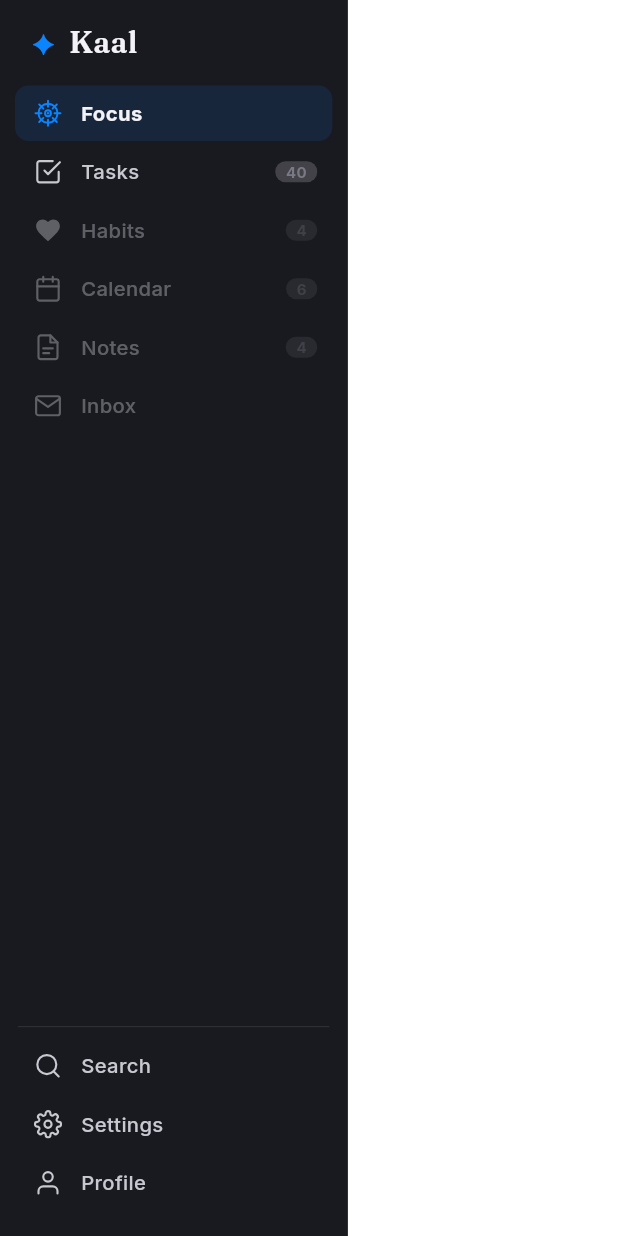
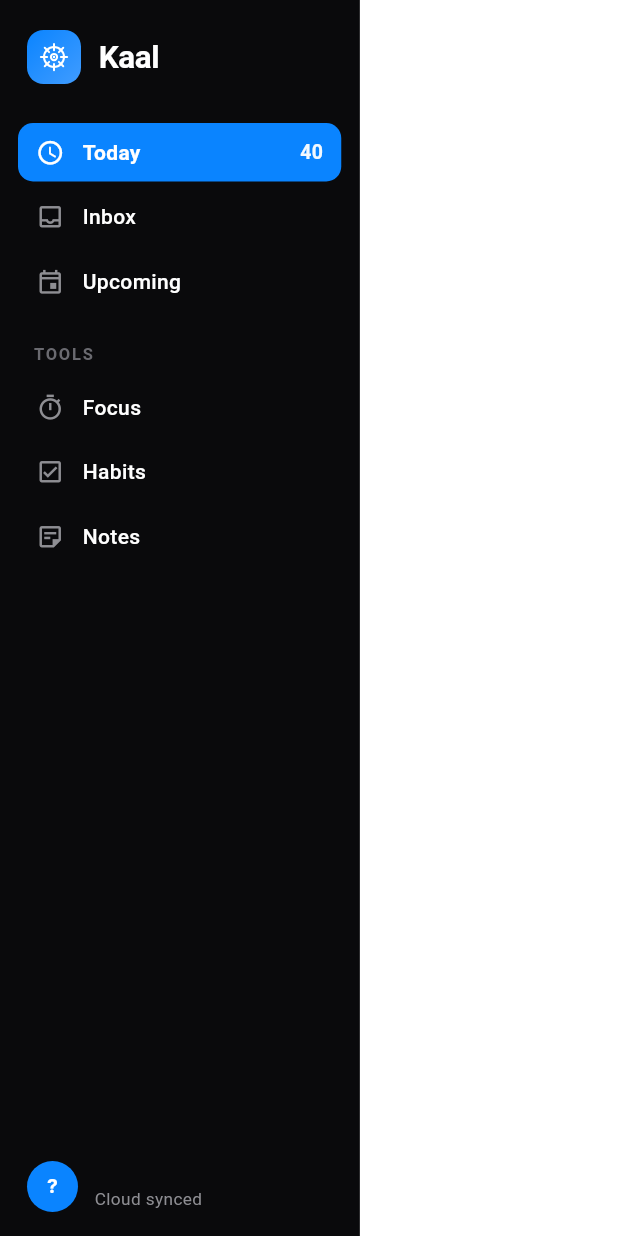
Before and after one commit to rjumbarthi/taskera_app_IOS, a Flutter app: the KaalSidebar widget shown alone on an empty page, opened directly with empty values, on a phone screen of 412 x 824 dp. Run offline on Flutter 3.47's test engine with Material 3 defaults, Android fonts, the phone set to English and light mode, and no system bars; our stand-ins replace drift, flutter_local_notifications, flutter_riverpod, flutter_secure_storage, flutter_svg, go_router and 4 more; missing offline and left inert: flutter_web_auth_2, googleapis, home_widget, window_manager; accounts and stored records are empty; generated files the repository leaves out were written again; network calls fail; statements that could not run were skipped.

Commit message:
sidebar: rebuild UI to match the reference design
Visual rework of the web/desktop KaalSidebar to the Apple-restrained
reference: brand (gradient tile + "Kaal"), Today / Inbox / Upcoming with live
counts, a TOOLS group (Focus / Habits / Notes), a blue filled selected pill,
and an account footer (avatar + name + sync status). Wired to the existing
routes via context.go — no routing/architecture changes; currentTab drives the
selected highlight. Theme-aware (dark-first to match the reference).

Verified with flutter build web.

Co-Authored-By: Claude Opus 4.8 (1M context) <noreply@anthropic.com>

```diff
--- a/lib/routing/app_router.dart
+++ b/lib/routing/app_router.dart
@@ -625,10 +625,7 @@ class _RouterShell extends ConsumerWidget {
           // height (otherwise the Today ListView has unbounded height).
           crossAxisAlignment: CrossAxisAlignment.stretch,
           children: [
-            KaalSidebar(
-              currentTab: tab,
-              onTabChanged: (t) => context.go(_NavShell._routeForTab(t)),
-            ),
+            KaalSidebar(currentTab: tab),
             Expanded(child: tab == KaalTab.focus ? shell : appShell()),
           ],
         ),
--- a/lib/widgets/kaal_bottom_nav.dart
+++ b/lib/widgets/kaal_bottom_nav.dart
@@ -2,14 +2,15 @@ import 'dart:ui' show ImageFilter;
 import 'package:flutter/material.dart';
 import 'package:flutter_riverpod/flutter_riverpod.dart';
 import 'package:flutter_svg/flutter_svg.dart';
-import '../data/providers/calendar_provider.dart';
-import '../data/providers/habits_provider.dart';
-import '../data/providers/notes_provider.dart';
+import 'package:go_router/go_router.dart';
+import '../data/providers/auth_provider.dart';
 import '../data/providers/tasks_provider.dart';
+import '../routing/routes.dart';
 import '../settings/kaal_settings.dart';
 import '../theme/kaal_colors.dart';
 import '../theme/kaal_motion.dart';
 import '../theme/kaal_theme.dart';
+import 'kaal_avatar.dart';
 
 enum KaalTab { focus, tasks, habits, calendar, aiInbox, notes, search, settings, profile }
 
@@ -273,117 +274,142 @@ class _NavItemState extends State<_NavItem> {
   }
 }
 
-// ── Desktop / web left sidebar ────────────────────────────────────────────────
-// Replaces the bottom nav on wide windows. Gives one-click access to every
-// section (incl. Settings/Profile that the bottom nav hides) and surfaces live
-// counts so info is visible without navigating in.
+
+// ── Desktop / web left sidebar (reference design) ─────────────────────────────
+// Visual match to the Apple-restrained reference: brand, Today/Inbox/Upcoming,
+// a TOOLS group, and an account footer. Wired to the existing routes (no
+// routing changes) — `currentTab` drives the selected highlight.
 
 class KaalSidebar extends ConsumerWidget {
   final KaalTab currentTab;
-  final ValueChanged<KaalTab>? onTabChanged;
-  const KaalSidebar({super.key, required this.currentTab, this.onTabChanged});
-
-  static const _main = [
-    KaalTab.focus, KaalTab.tasks, KaalTab.habits,
-    KaalTab.calendar, KaalTab.notes, KaalTab.aiInbox,
-  ];
-  static const _footer = [KaalTab.search, KaalTab.settings, KaalTab.profile];
-
-  static String _label(KaalTab t) => switch (t) {
-        KaalTab.focus    => 'Focus',
-        KaalTab.tasks    => 'Tasks',
-        KaalTab.habits   => 'Habits',
-        KaalTab.calendar => 'Calendar',
-        KaalTab.notes    => 'Notes',
-        KaalTab.aiInbox  => 'Inbox',
-        KaalTab.search   => 'Search',
-        KaalTab.settings => 'Settings',
-        KaalTab.profile  => 'Profile',
-      };
+  const KaalSidebar({super.key, required this.currentTab});
 
   @override
   Widget build(BuildContext context, WidgetRef ref) {
-    final colors   = KaalTheme.of(context).colors;
-    final isLight  = KaalTheme.of(context).mode == KaalThemeMode.light;
-    final settings = ref.watch(kaalSettingsProvider);
-    final topSafe  = MediaQuery.viewPaddingOf(context).top;
-    final botSafe  = MediaQuery.viewPaddingOf(context).bottom;
+    final dark = Theme.of(context).brightness != Brightness.light;
+    final panel     = dark ? const Color(0xFF0A0A0C) : const Color(0xFFF6F6F9);
+    final labelCol  = dark ? Colors.white : const Color(0xFF1A1A1A);
+    final secondary = dark ? const Color(0xFF8E8E93) : const Color(0xFF6B6B70);
+    final toolsCol  = dark ? const Color(0xFF6A6A70) : const Color(0xFF9A9AA0);
+    final borderCol = dark ? const Color(0xFF1C1C1E) : const Color(0xFFE2E2E7);
+    final hover     = dark ? const Color(0x14FFFFFF) : const Color(0x0A000000);
 
-    // Live counts so the nav itself carries info (reduces clicking in).
-    final tasks  = ref.watch(allTasksProvider).value ?? const [];
-    final habits = ref.watch(habitsProvider).value ?? const [];
-    final notes  = ref.watch(notesProvider).value ?? const [];
-    final events = ref.watch(calendarEventsProvider).value ?? const [];
-    final now = DateTime.now();
-    bool isToday(DateTime? d) =>
-        d == null || (d.year == now.year && d.month == now.month && d.day == now.day);
+    final topSafe = MediaQuery.viewPaddingOf(context).top;
+    final botSafe = MediaQuery.viewPaddingOf(context).bottom;
 
-    int? badge(KaalTab t) => switch (t) {
-          KaalTab.tasks    => tasks.where((x) => !x.isDone).length,
-          KaalTab.habits   => habits.length,
-          KaalTab.notes    => notes.length,
-          KaalTab.calendar => events.where((e) => isToday(e.eventDate)).length,
-          _ => null,
-        };
+    final tasks = ref.watch(allTasksProvider).value ?? const <dynamic>[];
+    final todayCount = tasks.where((t) => !t.isDone).length;
+    final inboxCount =
+        tasks.where((t) => !t.isDone && (t.quadrant < 1 || t.quadrant > 4)).length;
 
-    final panel = isLight ? const Color(0xF5F4F4F8) : const Color(0xF00B0B12);
+    final name = ref.watch(displayNameProvider) ?? 'You';
+    final synced = ref.watch(currentUserProvider) != null;
 
-    Widget item(KaalTab t) {
-      final n = badge(t);
-      return _SidebarItem(
-        tab: t,
-        label: _label(t),
-        badge: (n != null && n > 0) ? '$n' : null,
-        isActive: t == currentTab,
-        enabled: KaalBottomNav._enabled(settings, t),
-        colors: colors,
-        onTap: () {
-          if (KaalBottomNav._enabled(settings, t)) {
-            onTabChanged?.call(t);
-          } else {
-            ScaffoldMessenger.of(context).showSnackBar(SnackBar(
-              content: Text('${KaalBottomNav._tabName(t)} is locked. Enable it in '
-                  'Settings -> Tabs, or it unlocks automatically in a few days.'),
-              behavior: SnackBarBehavior.floating,
-            ));
-          }
-        },
+    Widget item({
+      required String label,
+      required IconData icon,
+      required String route,
+      bool active = false,
+      int? count,
+    }) =>
+        _SideNavItem(
+          label: label,
+          icon: icon,
+          active: active,
+          count: count,
+          labelCol: labelCol,
+          secondary: secondary,
+          hover: hover,
+          onTap: () => context.go(route),
         );
-    }
 
     return Container(
-      width: 232,
+      width: 240,
       decoration: BoxDecoration(
         color: panel,
-        border: Border(right: BorderSide(width: 0.5, color: colors.bdr)),
+        border: Border(right: BorderSide(width: 0.5, color: borderCol)),
       ),
       child: Column(
         crossAxisAlignment: CrossAxisAlignment.stretch,
         children: [
-          SizedBox(height: topSafe + 18),
+          SizedBox(height: topSafe + 20),
+          // Brand
           Padding(
-            padding: const EdgeInsets.fromLTRB(21, 0, 16, 0),
+            padding: const EdgeInsets.fromLTRB(18, 0, 16, 0),
             child: Row(children: [
-              const Text('✦', style: TextStyle(fontSize: 18, color: KaalColors.acc, height: 1)),
-              const SizedBox(width: 9),
+              Container(
+                width: 36,
+                height: 36,
+                decoration: BoxDecoration(
+                  gradient: const LinearGradient(
+                    begin: Alignment.topLeft,
+                    end: Alignment.bottomRight,
+                    colors: [Color(0xFF0A84FF), Color(0xFF409CFF)],
+                  ),
+                  borderRadius: BorderRadius.circular(11),
+                ),
+                alignment: Alignment.center,
+                child: SvgPicture.asset('assets/icons/focus_nav.svg',
+                    width: 20, height: 20,
+                    colorFilter: const ColorFilter.mode(Colors.white, BlendMode.srcIn)),
+              ),
+              const SizedBox(width: 12),
               Text('Kaal',
                   style: TextStyle(
-                      fontFamily: 'Fraunces',
-                      fontVariations: const [FontVariation('wght', 600)],
-                      fontSize: 20,
-                      color: colors.ink,
-                      height: 1)),
+                      fontSize: 21, fontWeight: FontWeight.w700, letterSpacing: -0.3, color: labelCol, height: 1)),
             ]),
           ),
-          const SizedBox(height: 18),
-          for (final t in _main) item(t),
+          const SizedBox(height: 24),
+          item(label: 'Today', icon: Icons.access_time_rounded, route: KaalRoutes.focus,
+              active: currentTab == KaalTab.focus, count: todayCount > 0 ? todayCount : null),
+          item(label: 'Inbox', icon: Icons.inbox_outlined, route: KaalRoutes.inbox,
+              active: currentTab == KaalTab.aiInbox, count: inboxCount > 0 ? inboxCount : null),
+          item(label: 'Upcoming', icon: Icons.event_outlined, route: KaalRoutes.tasks,
+              active: currentTab == KaalTab.tasks),
+          const SizedBox(height: 22),
+          Padding(
+            padding: const EdgeInsets.fromLTRB(22, 0, 16, 8),
+            child: Text('TOOLS',
+                style: TextStyle(
+                    fontSize: 11, fontWeight: FontWeight.w600, letterSpacing: 1.2, color: toolsCol, height: 1)),
+          ),
+          item(label: 'Focus', icon: Icons.timer_outlined, route: KaalRoutes.tasksPomodoro),
+          item(label: 'Habits', icon: Icons.check_box_outlined, route: KaalRoutes.habits,
+              active: currentTab == KaalTab.habits),
+          item(label: 'Notes', icon: Icons.sticky_note_2_outlined, route: KaalRoutes.notes,
+              active: currentTab == KaalTab.notes),
           const Spacer(),
-          Padding(
-            padding: const EdgeInsets.symmetric(horizontal: 12),
-            child: Divider(height: 1, thickness: 0.5, color: colors.bdr),
+          // Account footer
+          MouseRegion(
+            cursor: SystemMouseCursors.click,
+            child: GestureDetector(
+              onTap: () => context.go(KaalRoutes.profile),
+              behavior: HitTestBehavior.opaque,
+              child: Padding(
+                padding: const EdgeInsets.fromLTRB(18, 12, 16, 0),
+                child: Row(children: [
+                  const KaalAvatar(size: 34),
+                  const SizedBox(width: 11),
+                  Expanded(
+                    child: Column(
+                      mainAxisSize: MainAxisSize.min,
+                      crossAxisAlignment: CrossAxisAlignment.start,
+                      children: [
+                        Text(name,
+                            maxLines: 1,
+                            overflow: TextOverflow.ellipsis,
+                            style: TextStyle(fontSize: 14, fontWeight: FontWeight.w600, color: labelCol, height: 1.2)),
+                        Text(synced ? 'Cloud synced' : 'Local storage',
+                            maxLines: 1,
+                            overflow: TextOverflow.ellipsis,
+                            style: TextStyle(fontSize: 11.5, color: secondary, height: 1.2)),
+                      ],
                     ),
-          const SizedBox(height: 6),
-          for (final t in _footer) item(t),
+                  ),
+                ]),
+              ),
+            ),
+          ),
           SizedBox(height: 16 + botSafe),
         ],
       ),
@@ -391,56 +417,36 @@ class KaalSidebar extends ConsumerWidget {
   }
 }
 
-class _SidebarItem extends StatefulWidget {
-  final KaalTab tab;
+class _SideNavItem extends StatefulWidget {
   final String label;
-  final String? badge;
-  final bool isActive;
-  final bool enabled;
-  final KaalColors colors;
+  final IconData icon;
+  final bool active;
+  final int? count;
+  final Color labelCol, secondary, hover;
   final VoidCallback onTap;
-  const _SidebarItem({
-    required this.tab,
+  const _SideNavItem({
     required this.label,
-    required this.badge,
-    required this.isActive,
-    required this.enabled,
-    required this.colors,
+    required this.icon,
+    required this.active,
+    required this.count,
+    required this.labelCol,
+    required this.secondary,
+    required this.hover,
     required this.onTap,
   });
 
   @override
-  State<_SidebarItem> createState() => _SidebarItemState();
+  State<_SideNavItem> createState() => _SideNavItemState();
 }
 
-class _SidebarItemState extends State<_SidebarItem> {
+class _SideNavItemState extends State<_SideNavItem> {
   bool _hover = false;
-
-  Widget _icon(Color color) {
-    const size = 19.0;
-    final filter = ColorFilter.mode(color, BlendMode.srcIn);
-    if (widget.tab == KaalTab.focus) {
-      return SvgPicture.asset('assets/icons/focus_nav.svg',
-          width: size, height: size, colorFilter: filter);
-    }
-    final svg = switch (widget.tab) {
-      KaalTab.tasks    => _svgTasks,
-      KaalTab.habits   => _svgHabits,
-      KaalTab.calendar => _svgCalendar,
-      KaalTab.notes    => _svgNotes,
-      KaalTab.aiInbox  => _svgAiInbox,
-      KaalTab.search   => _svgSearch,
-      KaalTab.settings => _svgSettings,
-      KaalTab.profile  => _svgProfile,
-      KaalTab.focus    => '',
-    };
-    return SvgPicture.string(svg, width: size, height: size, colorFilter: filter);
-  }
 
   @override
   Widget build(BuildContext context) {
-    final colors = widget.colors;
-    final fg = widget.isActive ? KaalColors.acc : colors.ink2;
+    final active = widget.active;
+    final fg = active ? Colors.white : widget.labelCol;
+    final iconCol = active ? Colors.white : widget.secondary;
     return MouseRegion(
       cursor: SystemMouseCursors.click,
       onEnter: (_) => setState(() => _hover = true),
@@ -448,50 +454,37 @@ class _SidebarItemState extends State<_SidebarItem> {
       child: GestureDetector(
         onTap: widget.onTap,
         behavior: HitTestBehavior.opaque,
-        child: Opacity(
-          opacity: widget.enabled ? 1 : 0.4,
         child: Container(
-            margin: const EdgeInsets.fromLTRB(10, 1, 10, 1),
-            padding: const EdgeInsets.fromLTRB(11, 9, 10, 9),
+          margin: const EdgeInsets.fromLTRB(12, 2, 12, 2),
+          padding: const EdgeInsets.fromLTRB(12, 10, 12, 10),
           decoration: BoxDecoration(
-              color: widget.isActive
-                  ? KaalColors.accBg
-                  : (_hover ? colors.surf2 : Colors.transparent),
-              borderRadius: BorderRadius.circular(9),
+            color: active
+                ? const Color(0xFF0A84FF)
+                : (_hover ? widget.hover : Colors.transparent),
+            borderRadius: BorderRadius.circular(10),
           ),
           child: Row(children: [
-              SizedBox(width: 22, child: _icon(fg)),
-              const SizedBox(width: 11),
+            Icon(widget.icon, size: 19, color: iconCol),
+            const SizedBox(width: 12),
             Expanded(
               child: Text(widget.label,
                   maxLines: 1,
                   overflow: TextOverflow.ellipsis,
                   style: TextStyle(
-                        fontFamily: 'Inter',
-                        fontSize: 13.5,
-                        fontWeight: widget.isActive ? FontWeight.w700 : FontWeight.w500,
-                        color: widget.isActive ? colors.ink : colors.ink2,
+                      fontSize: 14,
+                      fontWeight: active ? FontWeight.w600 : FontWeight.w500,
+                      color: fg,
                       height: 1)),
             ),
-              if (widget.badge != null) ...[
-                const SizedBox(width: 8),
-                Container(
-                  padding: const EdgeInsets.symmetric(horizontal: 7, vertical: 2),
-                  decoration: BoxDecoration(
-                    color: widget.isActive ? KaalColors.acc : colors.surf3,
-                    borderRadius: BorderRadius.circular(9),
-                  ),
-                  child: Text(widget.badge!,
+            if (widget.count != null)
+              Text('${widget.count}',
                   style: TextStyle(
-                          fontFamily: 'Inter',
-                          fontSize: 10,
-                          fontWeight: FontWeight.w700,
-                          color: widget.isActive ? Colors.white : colors.ink3,
+                      fontSize: 13,
+                      fontWeight: FontWeight.w600,
+                      color: (active ? Colors.white : widget.secondary)
+                          .withValues(alpha: active ? 0.95 : 0.8),
                       height: 1)),
-                ),
-              ],
           ]),
-          ),
         ),
       ),
     );
```
Lines whose indentation alone changed are shown as unchanged.
